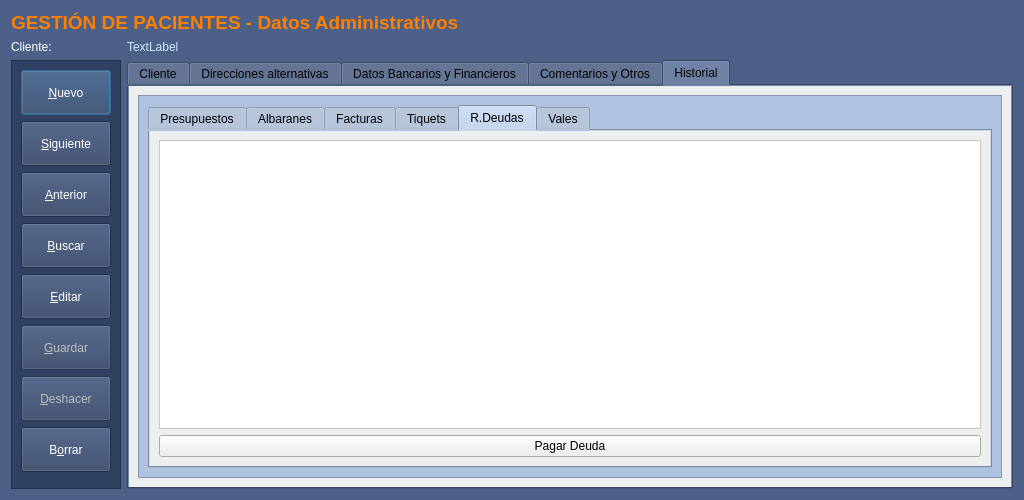
arcnexus/RedFoX, file Zona_Pacientes/frmClientes.ui: the form before one commit.
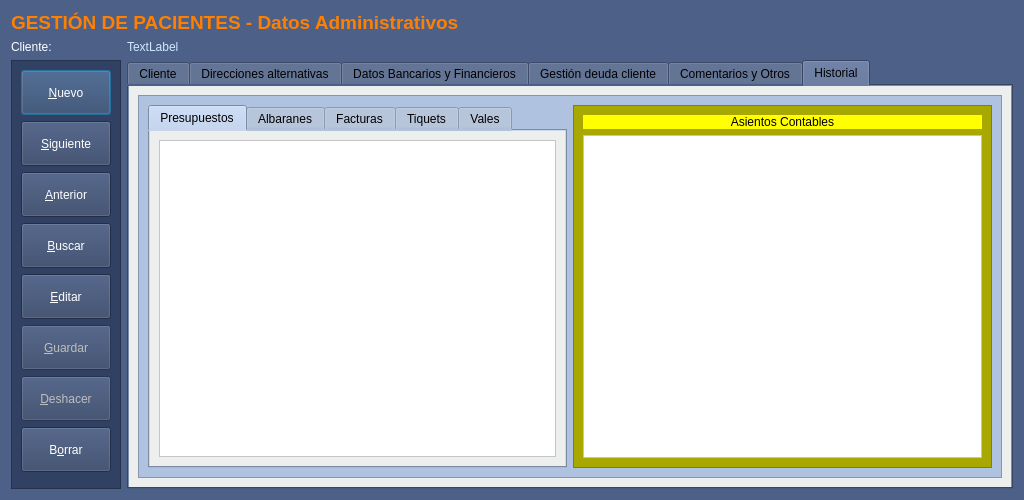
The form after the commit. The open tabs and pages were chosen to show the change. Icons and pictures are not drawn.

Commit message: Contabilidad clientes + form pago deuda clientes

```diff
--- a/Zona_Pacientes/frmClientes.ui
+++ b/Zona_Pacientes/frmClientes.ui
@@ -2310,6 +2310,36 @@
        </item>
       </layout>
      </widget>
+     <widget class="QWidget" name="tab_8">
+      <property name="styleSheet">
+       <string notr="true">background-color: #ecefed;</string>
+      </property>
+      <attribute name="title">
+       <string>Gestión deuda cliente</string>
+      </attribute>
+      <layout class="QGridLayout" name="gridLayout_20">
+       <item row="0" column="0">
+        <widget class="QTableView" name="TablaDeudas">
+         <property name="styleSheet">
+          <string notr="true">background-color: rgb(255, 255, 164);
+alternate-background-color: rgb(255, 255, 255);</string>
+         </property>
+         <property name="alternatingRowColors">
+          <bool>true</bool>
+         </property>
+         <property name="selectionMode">
+          <enum>QAbstractItemView::SingleSelection</enum>
+         </property>
+         <property name="selectionBehavior">
+          <enum>QAbstractItemView::SelectRows</enum>
+         </property>
+         <attribute name="horizontalHeaderStretchLastSection">
+          <bool>true</bool>
+         </attribute>
+        </widget>
+       </item>
+      </layout>
+     </widget>
      <widget class="QWidget" name="tab_6">
       <property name="styleSheet">
        <string notr="true">background-color: #ecefed;</string>
@@ -3162,8 +3192,21 @@
               <item row="0" column="0">
                <widget class="QTableView" name="tablaPresupuestos">
                 <property name="styleSheet">
-                 <string notr="true">background-color: rgb(255, 255, 255);</string>
+                 <string notr="true">background-color: rgb(255, 255, 255);
+alternate-background-color: rgb(255, 255, 175);</string>
                 </property>
+                <property name="alternatingRowColors">
+                 <bool>true</bool>
+                </property>
+                <property name="selectionMode">
+                 <enum>QAbstractItemView::SingleSelection</enum>
+                </property>
+                <property name="selectionBehavior">
+                 <enum>QAbstractItemView::SelectRows</enum>
+                </property>
+                <attribute name="horizontalHeaderStretchLastSection">
+                 <bool>true</bool>
+                </attribute>
                </widget>
               </item>
              </layout>
@@ -3225,30 +3268,6 @@
               </item>
              </layout>
             </widget>
-            <widget class="QWidget" name="tab_4">
-             <property name="styleSheet">
-              <string notr="true">background-color: #ecefed;</string>
-             </property>
-             <attribute name="title">
-              <string>R.Deudas</string>
-             </attribute>
-             <layout class="QVBoxLayout" name="verticalLayout_4">
-              <item>
-               <widget class="QTableView" name="TablaDeudas">
-                <property name="styleSheet">
-                 <string notr="true">background-color: rgb(255, 255, 255);</string>
-                </property>
-               </widget>
-              </item>
-              <item>
-               <widget class="QPushButton" name="Pagar">
-                <property name="text">
-                 <string>Pagar Deuda</string>
-                </property>
-               </widget>
-              </item>
-             </layout>
-            </widget>
             <widget class="QWidget" name="tab_12">
              <property name="styleSheet">
               <string notr="true">background-color: #ecefed;</string>
@@ -3268,6 +3287,49 @@
             </widget>
            </widget>
           </item>
+          <item row="0" column="1">
+           <widget class="QFrame" name="frame_4">
+            <property name="minimumSize">
+             <size>
+              <width>0</width>
+              <height>0</height>
+             </size>
+            </property>
+            <property name="styleSheet">
+             <string notr="true">background-color: rgb(168, 168, 0);</string>
+            </property>
+            <property name="frameShape">
+             <enum>QFrame::StyledPanel</enum>
+            </property>
+            <property name="frameShadow">
+             <enum>QFrame::Raised</enum>
+            </property>
+            <layout class="QGridLayout" name="gridLayout_21">
+             <item row="1" column="0">
+              <widget class="QTableView" name="tablaAsientos">
+               <property name="styleSheet">
+                <string notr="true">background-color: rgb(255, 255, 255);
+font: 7pt &quot;Sans Serif&quot;;
+alternate-background-color: rgb(255, 250, 178);</string>
+               </property>
+              </widget>
+             </item>
+             <item row="0" column="0">
+              <widget class="QLabel" name="label_10">
+               <property name="styleSheet">
+                <string notr="true">background-color: rgb(255, 255, 0);</string>
+               </property>
+               <property name="text">
+                <string>Asientos Contables</string>
+               </property>
+               <property name="alignment">
+                <set>Qt::AlignCenter</set>
+               </property>
+              </widget>
+             </item>
+            </layout>
+           </widget>
+          </item>
          </layout>
         </widget>
        </item>
```
Left out of the diff: 4 changed lines with no effect on the pictures. The commit also changes 12 other files.
